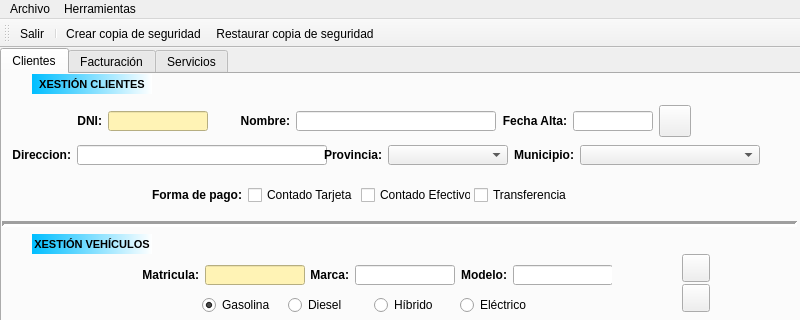
The window that ventMain.ui (nuriiaPHM/jaldamartinez) describes before a commit, drawn with Qt 5; both pictures show x 0 to 800 and y 0 to 320 of the 800 by 680 pixel window.
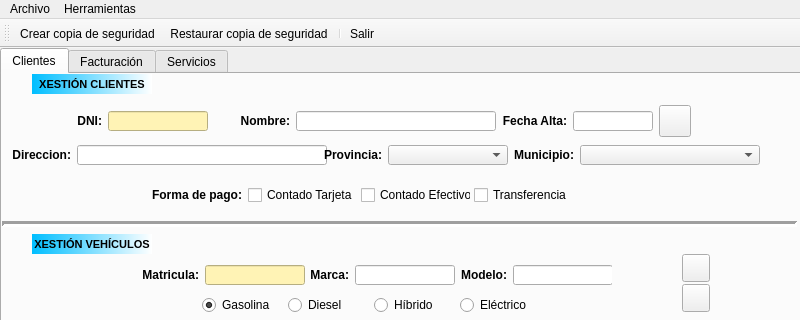
The same window after the commit. Icons and pictures are not drawn.

What changed in the file:
```diff
--- a/ventMain.ui
+++ b/ventMain.ui
@@ -1039,10 +1039,10 @@
    <attribute name="toolBarBreak">
     <bool>false</bool>
    </attribute>
-   <addaction name="actionSalirBar"/>
-   <addaction name="separator"/>
    <addaction name="actionCrear_copia_de_seguridadBar"/>
    <addaction name="actionRestaurar_copia_de_seguridadBar"/>
+   <addaction name="separator"/>
+   <addaction name="actionSalirBar"/>
   </widget>
   <action name="actionSalir">
    <property name="text">
```
Left out of the diff: 7 changed lines with no effect on the pictures.
